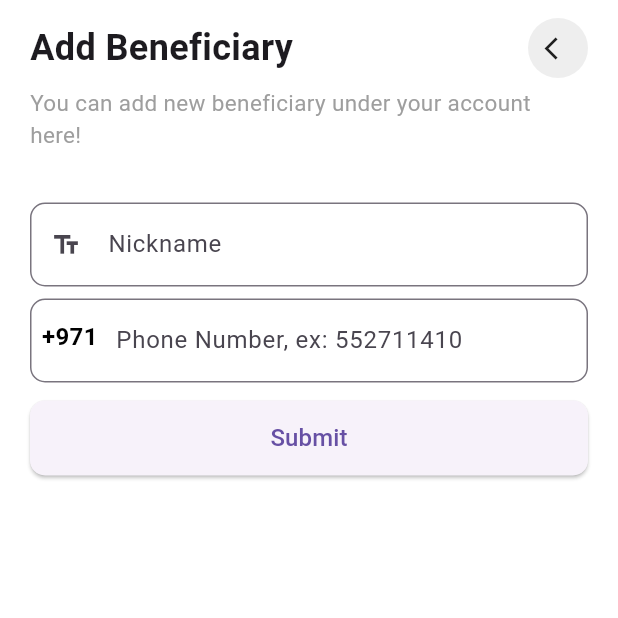
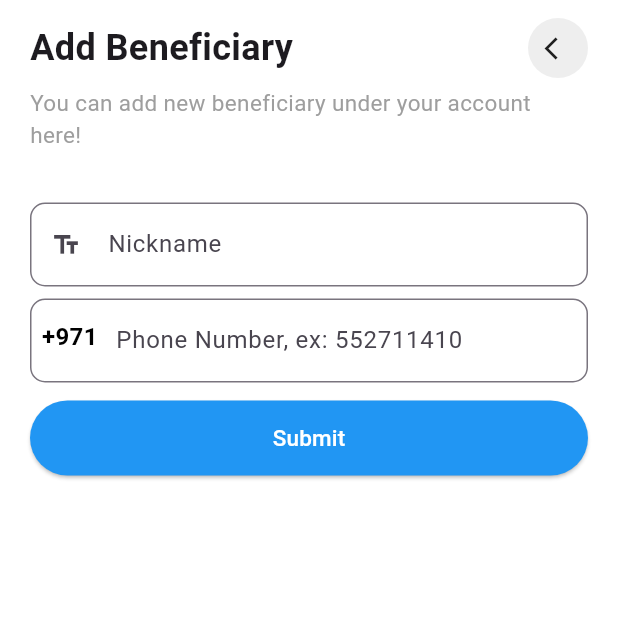
Before and after one commit to Piyushhhhh/Mobile_recharge, a Flutter app: the AddBeneficiaryPage screen opened directly, on a phone screen of 412 x 824 dp, the top half of it. Run offline on Flutter 3.47's test engine with Material 3 defaults, Android fonts, the phone set to English and light mode, and no system bars; our stand-ins replace shared_preferences; accounts and stored records are empty.

Commit message:
minor refactor

```diff
--- a/lib/view/add_beneficiary/widgets/beneficiary_form.dart
+++ b/lib/view/add_beneficiary/widgets/beneficiary_form.dart
@@ -1,4 +1,5 @@
 import 'package:flutter/material.dart';
+import 'package:mobile_recharge/values/common_widgets.dart';
 import 'package:provider/provider.dart';
 import 'package:mobile_recharge/controller/beneficiary_provider.dart';
 import 'package:mobile_recharge/models/beneficiary.dart';
@@ -18,13 +19,13 @@ class BeneficiaryForm extends StatelessWidget {
   Widget build(BuildContext context) {
     return Column(
       children: [
-        _buildTextField(
+        buildTextField(
           controller: nicknameController,
           hintText: Strings.nickname,
           prefixIcon: const Icon(Icons.text_fields, size: 20.0),
         ),
         const SizedBox(height: 8.0),
-        _buildTextField(
+        buildTextField(
           controller: phoneNumberController,
           hintText: Strings.phoneNumberHint,
           prefixIcon: const Padding(
@@ -46,38 +47,10 @@ class BeneficiaryForm extends StatelessWidget {
     );
   }
 
-  Widget _buildTextField({
-    required TextEditingController controller,
-    required String hintText,
-    required Widget prefixIcon,
-    TextInputType keyboardType = TextInputType.text,
-  }) {
-    return TextField(
-      controller: controller,
-      decoration: InputDecoration(
-        hintText: hintText,
-        prefixIcon: prefixIcon,
-        border: OutlineInputBorder(
-          borderRadius: BorderRadius.circular(10),
-        ),
-      ),
-      keyboardType: keyboardType,
-    );
-  }
-
   Widget _buildSubmitButton(BuildContext context) {
-    return ElevatedButton(
+    return buildElevatedButton(
       onPressed: () => _submitBeneficiary(context),
-      style: ElevatedButton.styleFrom(
-        minimumSize: const Size(double.infinity, 50),
-        shape: RoundedRectangleBorder(
-          borderRadius: BorderRadius.circular(10),
-        ),
-      ),
-      child: const Text(
-        Strings.submit,
-        style: TextStyle(fontSize: 16),
-      ),
+      label: Strings.submit,
     );
   }
 
```
